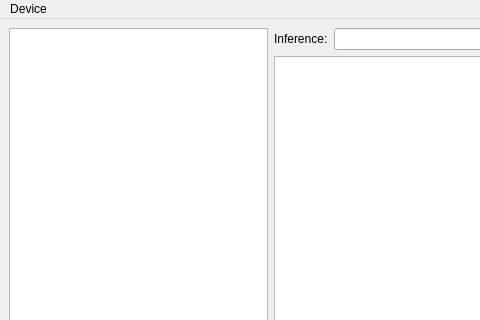
Qt form Examples/MAX32665/Dual_Core/BleApp/MainGui.ui (kilicomercan/msdk) before a commit; both pictures show x 0 to 480 and y 0 to 320 of the 927 by 714 pixel window.
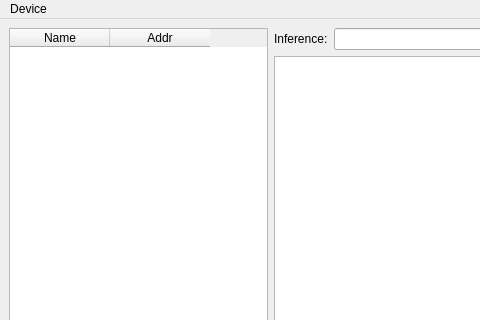
The same form after that commit.

Commit message: Continue to item adding to Table

Patch:
```diff
--- a/Examples/MAX32665/Dual_Core/BleApp/MainGui.ui
+++ b/Examples/MAX32665/Dual_Core/BleApp/MainGui.ui
@@ -31,12 +31,23 @@
      <enum>QLayout::SetMaximumSize</enum>
     </property>
     <item>
-     <layout class="QVBoxLayout" name="verticalLayout_3" stretch="5,1">
+     <layout class="QVBoxLayout" name="verticalLayout_3" stretch="0,0">
       <property name="sizeConstraint">
        <enum>QLayout::SetDefaultConstraint</enum>
       </property>
       <item>
-       <widget class="QListWidget" name="BleDevicesListWidget"/>
+       <widget class="QTableWidget" name="BleDevicestableWidget">
+        <column>
+         <property name="text">
+          <string>Name</string>
+         </property>
+        </column>
+        <column>
+         <property name="text">
+          <string>Addr</string>
+         </property>
+        </column>
+       </widget>
       </item>
       <item>
        <layout class="QVBoxLayout" name="verticalLayout_2">
```
The commit also changes 4 other files.
